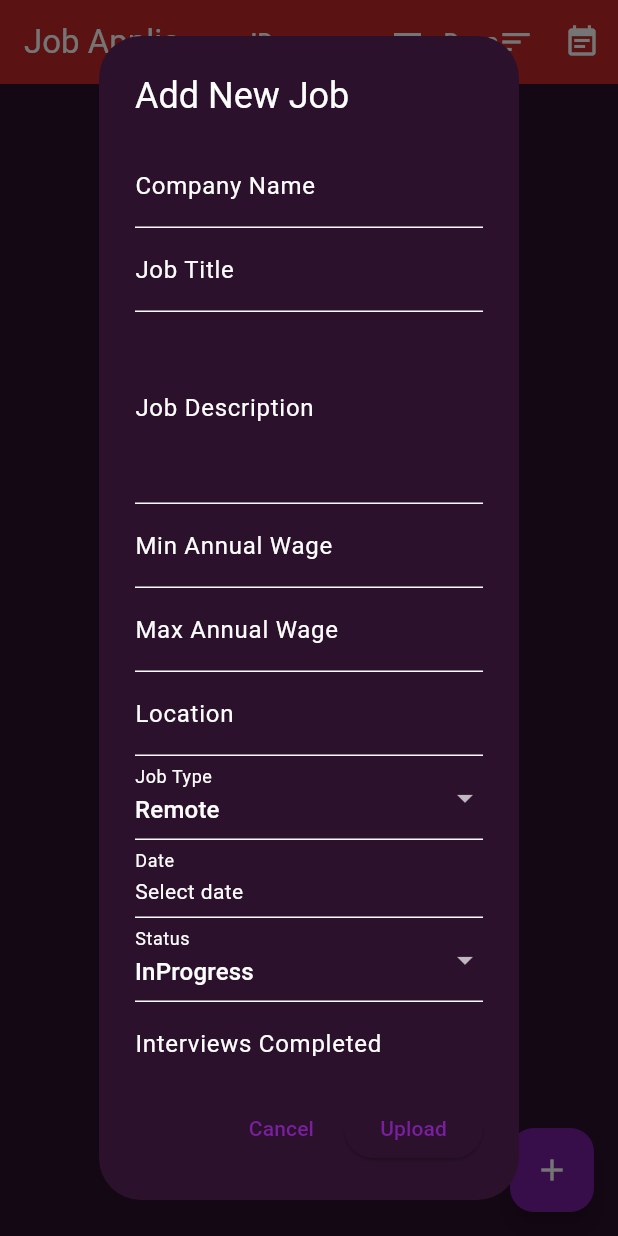
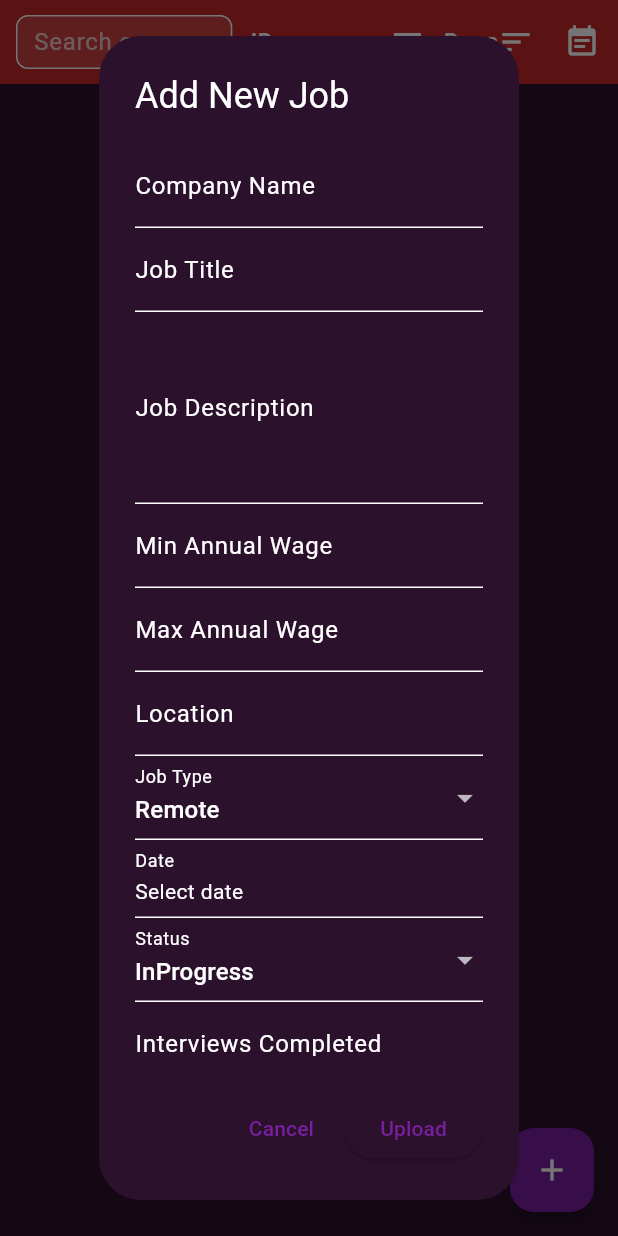
Before and after one commit to AsMurphy-student/job-application-manager, a Flutter app: the screen it shows after launch, after a tap on the "add" icon, on a phone screen of 412 x 824 dp. Run offline on Flutter 3.47's test engine with Material 3 defaults, Android fonts, the phone set to English and light mode, and no system bars; our stand-ins replace sqflite, sqflite_common_ffi; accounts and stored records are empty.

Commit message:
Added in search bar to filter by company name

```diff
--- a/lib/main.dart
+++ b/lib/main.dart
@@ -46,6 +46,8 @@ class MyHomePage extends StatefulWidget {
 class _MyHomePageState extends State<MyHomePage> {
   List<Job> _jobs = [];
   List<Job> _allJobs = [];
+
+  String _searchQuery = '';
   // NEW: current filter & sort settings
   String _filterBy = 'id'; // id | companyName | dateApplied
   bool _descending = true; // false → ascending, true → descending
@@ -110,6 +112,28 @@ class _MyHomePageState extends State<MyHomePage> {
 
   @override
   Widget build(BuildContext context) {
+    final double screenW = MediaQuery.of(context).size.width;
+
+    final double searchBarW = (screenW * 0.35).clamp(120.0, 250.0);
+
+    List<Job> displayedJobs;
+    if (_searchQuery.isEmpty) {
+      // No search – show the full list (already sorted by _filterBy)
+      displayedJobs = List.from(_jobs);
+    } else {
+      final query = _searchQuery.toLowerCase();
+      displayedJobs = _jobs
+          .where((job) => job.companyName.toLowerCase().contains(query))
+          .toList();
+
+      // Sort by companyName (case‑insensitive)
+      displayedJobs.sort((a, b) {
+        final cmp =
+            a.companyName.toLowerCase().compareTo(b.companyName.toLowerCase());
+        return _descending ? -cmp : cmp;
+      });
+    }
+
     return Scaffold(
       appBar: AppBar(
         backgroundColor: Theme.of(context).colorScheme.secondary,
@@ -119,6 +143,41 @@ class _MyHomePageState extends State<MyHomePage> {
             padding: const EdgeInsets.symmetric(horizontal: 8, vertical: 4),
             child: Row(
               children: [
+                Container(
+                  width: searchBarW,
+                  height: 36,
+                  margin: const EdgeInsets.only(right: 12),
+                  child: TextField(
+                    style: const TextStyle(color: Colors.white),
+                    decoration: InputDecoration(
+                      hintText: 'Search company',
+                      hintStyle: const TextStyle(color: Colors.white70),
+                      border: OutlineInputBorder(
+                        borderSide: const BorderSide(color: Colors.white54),
+                        borderRadius: BorderRadius.circular(8),
+                      ),
+                      filled: true,
+                      fillColor: Colors.white12,
+                      contentPadding: const EdgeInsets.symmetric(horizontal: 8),
+                      suffixIcon: _searchQuery.isNotEmpty
+                          ? IconButton(
+                              icon: const Icon(Icons.clear,
+                                  color: Colors.white70),
+                              onPressed: () {
+                                setState(() {
+                                  _searchQuery = '';
+                                });
+                              },
+                            )
+                          : null,
+                    ),
+                    onChanged: (value) {
+                      setState(() {
+                        _searchQuery = value.trim();
+                      });
+                    },
+                  ),
+                ),
                 // ① Sort‑by column selector
                 DropdownButton<String>(
                   value: _filterBy,
@@ -187,7 +246,7 @@ class _MyHomePageState extends State<MyHomePage> {
       ),
       body: GridView.builder(
         padding: const EdgeInsets.all(4),
-        itemCount: _jobs.length,
+        itemCount: displayedJobs.length,
         gridDelegate: const SliverGridDelegateWithMaxCrossAxisExtent(
           maxCrossAxisExtent: 350,
           mainAxisSpacing: 4,
@@ -195,7 +254,7 @@ class _MyHomePageState extends State<MyHomePage> {
           childAspectRatio: 1.5,
         ),
         itemBuilder: (_, idx) {
-          final job = _jobs[idx];
+          final job = displayedJobs[idx];
           return JobTile(job: job, onTap: () => _showJobDetail(job));
         },
       ),
```
